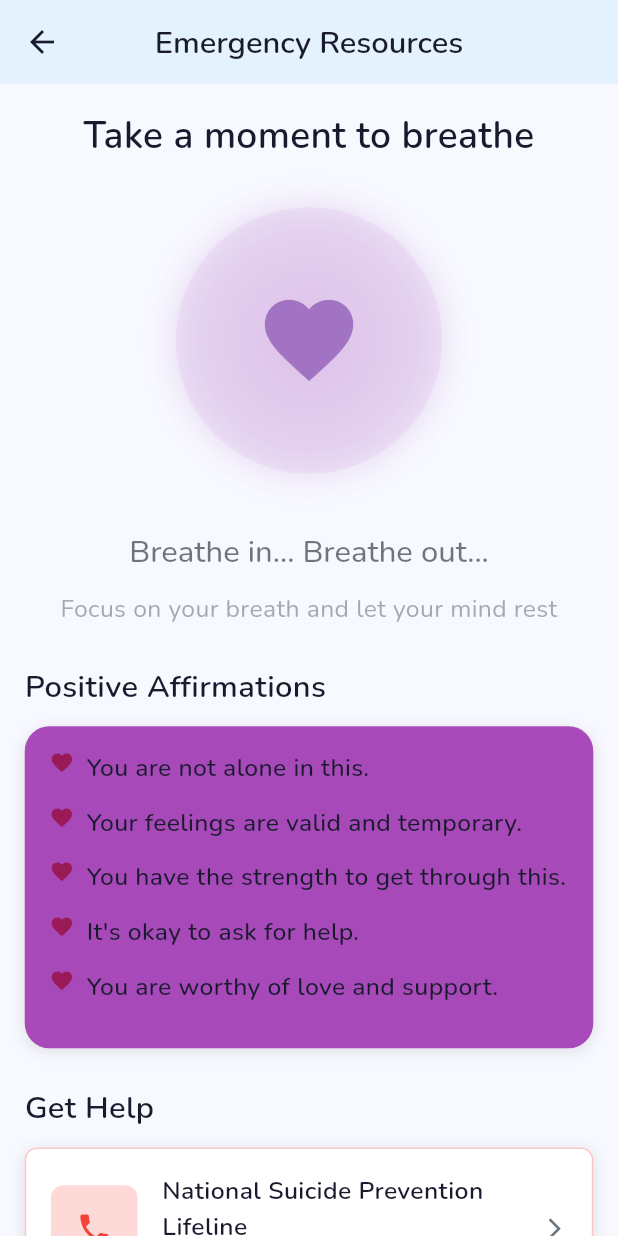
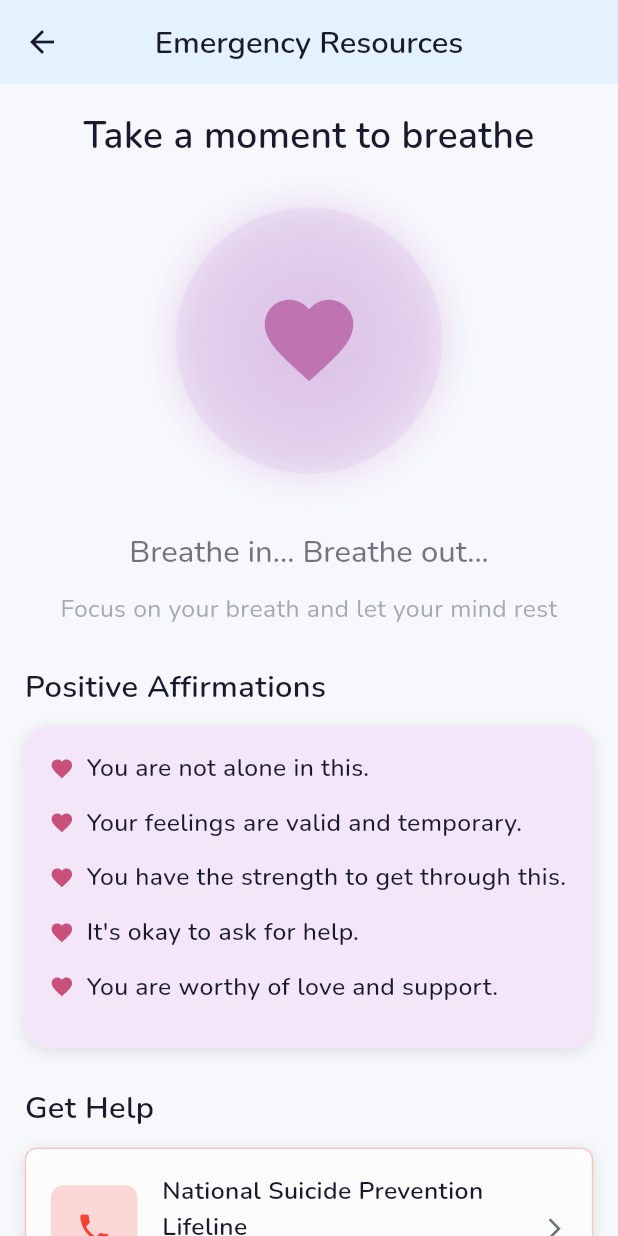
Before and after one commit to pamudipunsala/MoodMate, a Flutter app: the screen it shows after launch, after a tap on "Calm", on a phone screen of 412 x 824 dp. Run offline on Flutter 3.47's test engine with Material 3 defaults, Android fonts, the phone set to English and light mode, and no system bars; our stand-ins replace equatable, flutter_bloc, google_fonts, shared_preferences.

Commit message:
ui issues fixed

```diff
--- a/lib/core/config/api_config.dart
+++ /dev/null
@@ -1,9 +0,0 @@
-class ApiConfig {
-  static const String huggingFaceApiKey = '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';
-
-  static bool get isApiKeyConfigured {
-    return huggingFaceApiKey.isNotEmpty && huggingFaceApiKey.startsWith('hf_');
-  }
-
-  static String get currentApiKey => huggingFaceApiKey;
-}
--- a/lib/core/constants/app_constants.dart
+++ b/lib/core/constants/app_constants.dart
@@ -9,8 +9,8 @@ class AppConstants {
   static const Color primaryColor = Color(0xFFE3F2FD); // Light pastel blue
   static const Color secondaryColor = Color(0xFF9C27B0); // Purple
   static const Color accentColor = Color(0xFFFF6B9D); // Pink
-  static const Color backgroundColor = Color(0xFFF8F9FF); // Very Light Blue Gray
-  static const Color surfaceColor = Color(0xFFFFFFFF); // White
+  static const Color backgroundColor = Color(0xF2F7F8FC); // lighter with alpha
+  static const Color surfaceColor = Color(0xE6FFFFFF);    // lighter white with alpha
   static const Color textPrimaryColor = Color(0xFF1A1A2E); // Dark Blue
   static const Color textSecondaryColor = Color(0xFF6C757D); // Medium Gray
   static const Color successColor = Color(0xFF4CAF50); // Green
--- a/lib/data/datasources/chat_remote_datasource.dart
+++ b/lib/data/datasources/chat_remote_datasource.dart
@@ -1,6 +1,5 @@
 import 'dart:convert';
 import 'package:http/http.dart' as http;
-import '../../core/config/api_config.dart';
 import '../../core/constants/app_constants.dart';
 
 abstract class ChatRemoteDataSource {
--- a/lib/presentation/pages/emergency_screen.dart
+++ b/lib/presentation/pages/emergency_screen.dart
@@ -55,7 +55,7 @@ class EmergencyScreen extends StatelessWidget {
         ),
         SizedBox(height: height * 0.02),
         CalmingAnimation(
-          heartColor: const Color(0xFF6A1B9A), // Deep purple
+          heartColor: const Color.fromARGB(255, 154, 27, 126), // Deep purple
           circleColor: const Color(0xFF8E24AA).withOpacity(0.3), // Visible purple
         ),
       ],
@@ -86,7 +86,7 @@ class EmergencyScreen extends StatelessWidget {
         Container(
           padding: EdgeInsets.all(width * 0.04),
           decoration: BoxDecoration(
-            color: const Color.fromARGB(226, 160, 54, 179),
+            color: Color(0xFFF3E6F9), // very light pastel purple
             borderRadius: BorderRadius.circular(width * 0.04),
             boxShadow: AppConstants.softShadow,
           ),
@@ -95,14 +95,14 @@ class EmergencyScreen extends StatelessWidget {
               return Padding(
                 padding: EdgeInsets.only(bottom: height * 0.015),
                 child: Row(
-                  crossAxisAlignment: CrossAxisAlignment.start,
+                  crossAxisAlignment: CrossAxisAlignment.center, // <-- Center vertically
                   children: [
                     Icon(
                       Icons.favorite,
                       size: width * 0.04,
-                      color: const Color.fromARGB(197, 150, 12, 58),
+                      color: const Color.fromARGB(197, 187, 36, 86),
                     ),
-                    SizedBox(width: width * 0.02),
+                    SizedBox(width: width * 0.02), // Less space between icon and text
                     Expanded(
                       child: Text(
                         affirmation,
@@ -147,16 +147,16 @@ class EmergencyScreen extends StatelessWidget {
           height: height,
         ),
         SizedBox(height: height * 0.015),
-        _buildEmergencyCard(
-          context,
-          title: 'Crisis Text Line',
-          subtitle: AppConstants.emergencyText,
-          icon: Icons.message,
-          color: AppConstants.warningColor,
-          onTap: () => _openCrisisTextLine(context),
-          width: width,
-          height: height,
-        ),
+        // _buildEmergencyCard(
+        //   context,
+        //   title: 'Crisis Text Line',
+        //   subtitle: AppConstants.emergencyText,
+        //   icon: Icons.message,
+        //   color: AppConstants.warningColor,
+        //   onTap: () => _openCrisisTextLine(context),
+        //   width: width,
+        //   height: height,
+        // ),
         SizedBox(height: height * 0.015),
         _buildEmergencyCard(
           context,
@@ -172,7 +172,7 @@ class EmergencyScreen extends StatelessWidget {
         Container(
           padding: EdgeInsets.all(width * 0.04),
           decoration: BoxDecoration(
-            color: AppConstants.primaryColor.withOpacity(0.3),
+            color: Color(0xFFE6F4EA), // very light pastel green
             borderRadius: BorderRadius.circular(width * 0.02),
             border: Border.all(
               color: AppConstants.primaryColor.withOpacity(0.5),
@@ -301,9 +301,9 @@ class EmergencyScreen extends StatelessWidget {
     _showConfirmationDialog(
       context,
       title: 'Call Emergency Services',
-      content: 'This will call 911. Only use this if you are in immediate danger. Are you sure?',
+      content: 'This will call 119. Only use this if you are in immediate danger. Are you sure?',
       onConfirm: () {
-        _makePhoneCall('tel:911');
+        _makePhoneCall('tel:119');
       },
     );
   }
--- a/lib/presentation/pages/home_screen.dart
+++ b/lib/presentation/pages/home_screen.dart
@@ -4,11 +4,9 @@ import '../../core/constants/app_constants.dart';
 import '../../domain/entities/mood_entry.dart';
 import '../bloc/mood/mood_bloc.dart';
 import '../bloc/quotes/quotes_bloc.dart';
-import '../widgets/mood_selector.dart';
 import 'mood_checkin_screen.dart';
 import 'chat_screen.dart';
 import 'emergency_screen.dart';
-import 'journal_screen.dart';
 import 'quote_screen.dart';
 
 class HomeScreen extends StatefulWidget {
@@ -72,10 +70,10 @@ class _HomeScreenState extends State<HomeScreen> {
                 fontSize: width * 0.06,
                 fontWeight: FontWeight.w700,
                 letterSpacing: 0.5,
-                height: 2.0, // Responsive, minimal line height
+                height: 1.0, // Responsive, minimal line height
               ),
             ),
-            SizedBox(height: width * 0.01), // Responsive space between Welcome to and app name
+            SizedBox(height: width * 0.01),
             Text(
               AppConstants.appName,
               style: Theme.of(context).textTheme.headlineLarge?.copyWith(
@@ -86,23 +84,16 @@ class _HomeScreenState extends State<HomeScreen> {
                 height: 1.0, // Responsive, minimal line height
               ),
             ),
-            SizedBox(height: width * 0.08), // Responsive space after app name
+            SizedBox(height: width * 0.08),
           ],
         ),
         Padding(
-          padding: EdgeInsets.only(top: width * 0.015), // Nudge icon down
-          child: Container(
-            padding: EdgeInsets.all(width * 0.04),
-            decoration: BoxDecoration(
-              color: AppConstants.primaryColor,
-              borderRadius: BorderRadius.circular(AppConstants.borderRadiusL),
-              boxShadow: AppConstants.softShadow,
-            ),
-            child: Icon(
-              Icons.favorite,
-              size: width * 0.08,
-              color: AppConstants.textPrimaryColor,
-            ),
+          padding: EdgeInsets.only(top: width * 0.0005), // Nudge icon down
+          child: Image.asset(
+            'assets/images/app_icon.png',
+            width: width * 0.2,
+            height: width * 0.2,
+            fit: BoxFit.contain,
           ),
         ),
       ],
@@ -147,7 +138,7 @@ class _HomeScreenState extends State<HomeScreen> {
     return Container(
       padding: const EdgeInsets.all(AppConstants.spacingL),
       decoration: BoxDecoration(
-        color: color,
+        color: Color(0xFFE6F4EA), // very light pastel green
         borderRadius: BorderRadius.circular(AppConstants.borderRadiusL),
         boxShadow: AppConstants.softShadow,
       ),
@@ -256,7 +247,7 @@ class _HomeScreenState extends State<HomeScreen> {
           return Container(
             padding: const EdgeInsets.all(AppConstants.spacingL),
             decoration: BoxDecoration(
-              color: const Color.fromARGB(255, 155, 39, 176),
+              color: Color(0xFFF3E6F9), // very light pastel purple
               borderRadius: BorderRadius.circular(AppConstants.borderRadiusL),
               boxShadow: AppConstants.softShadow,
             ),
@@ -441,13 +432,6 @@ class _HomeScreenState extends State<HomeScreen> {
     );
   }
 
-  void _navigateToJournal() {
-    Navigator.push(
-      context,
-      MaterialPageRoute(builder: (context) => const JournalScreen()),
-    );
-  }
-
   void _showRandomQuote() {
     Navigator.push(
       context,
--- a/lib/presentation/pages/splash_screen.dart
+++ b/lib/presentation/pages/splash_screen.dart
@@ -1,8 +1,27 @@
 import 'package:flutter/material.dart';
+import 'package:moodmate/presentation/pages/home_screen.dart';
 import '../../core/constants/app_constants.dart';
 
-class SplashScreen extends StatelessWidget {
-  const SplashScreen({super.key});
+class SplashScreen extends StatefulWidget {
+  const SplashScreen({Key? key}) : super(key: key);
+
+  @override
+  State<SplashScreen> createState() => _SplashScreenState();
+}
+
+class _SplashScreenState extends State<SplashScreen> {
+  @override
+  void initState() {
+    super.initState();
+    // Increase the duration here (e.g., 3 seconds)
+    Future.delayed(const Duration(seconds: 3), () {
+      // Navigate to your main screen
+      Navigator.pushReplacement(
+        context,
+        MaterialPageRoute(builder: (context) => const HomeScreen()),
+      );
+    });
+  }
 
   @override
   Widget build(BuildContext context) {
@@ -16,10 +35,11 @@ class SplashScreen extends StatelessWidget {
             child: Column(
               mainAxisAlignment: MainAxisAlignment.center,
               children: [
-                Icon(
-                  Icons.favorite,
-                  size: width * 0.18, // Responsive icon size
-                  color: AppConstants.textPrimaryColor,
+                Image.asset(
+                  'assets/images/app_icon.png',
+                  width: width * 0.18,
+                  height: width * 0.18,
+                  fit: BoxFit.contain,
                 ),
                 SizedBox(height: height * 0.04),
                 Text(
@@ -27,7 +47,7 @@ class SplashScreen extends StatelessWidget {
                   style: Theme.of(context).textTheme.displaySmall?.copyWith(
                     color: AppConstants.textPrimaryColor,
                     fontWeight: FontWeight.bold,
-                    fontSize: width * 0.08, // Responsive font size
+                    fontSize: width * 0.08,
                   ),
                 ),
                 SizedBox(height: height * 0.02),
@@ -35,7 +55,7 @@ class SplashScreen extends StatelessWidget {
                   "Emotional Support, Anytime",
                   style: Theme.of(context).textTheme.titleMedium?.copyWith(
                     color: AppConstants.textSecondaryColor,
-                    fontSize: width * 0.045, // Responsive font size
+                    fontSize: width * 0.045,
                   ),
                 ),
               ],
--- a/pubspec.yaml
+++ b/pubspec.yaml
@@ -71,6 +71,12 @@ dev_dependencies:
   # Code Generation
   build_runner: ^2.4.7
   hive_generator: ^2.0.1
+  flutter_launcher_icons: ^0.13.1
+
+flutter_icons:
+  android: true
+  ios: true
+  image_path: "assets/images/app_icon.png"
 
 # For information on the generic Dart part of this file, see the
 # following page: https://dart.dev/tools/pub/pubspec
```
Also changed, not shown: lib/data/repositories/chat_repository_impl.dart (+9 -7 lines), lib/main.dart (+1 -8 lines), lib/presentation/pages/chat_screen.dart (+5 -4 lines), lib/presentation/pages/huggingface_chat_service.dart (deleted, +0 -12 lines), lib/presentation/pages/journal_screen.dart (deleted, +0 -73 lines), assets/images/app_icon.png (added), pubspec.lock, 5 other files.
